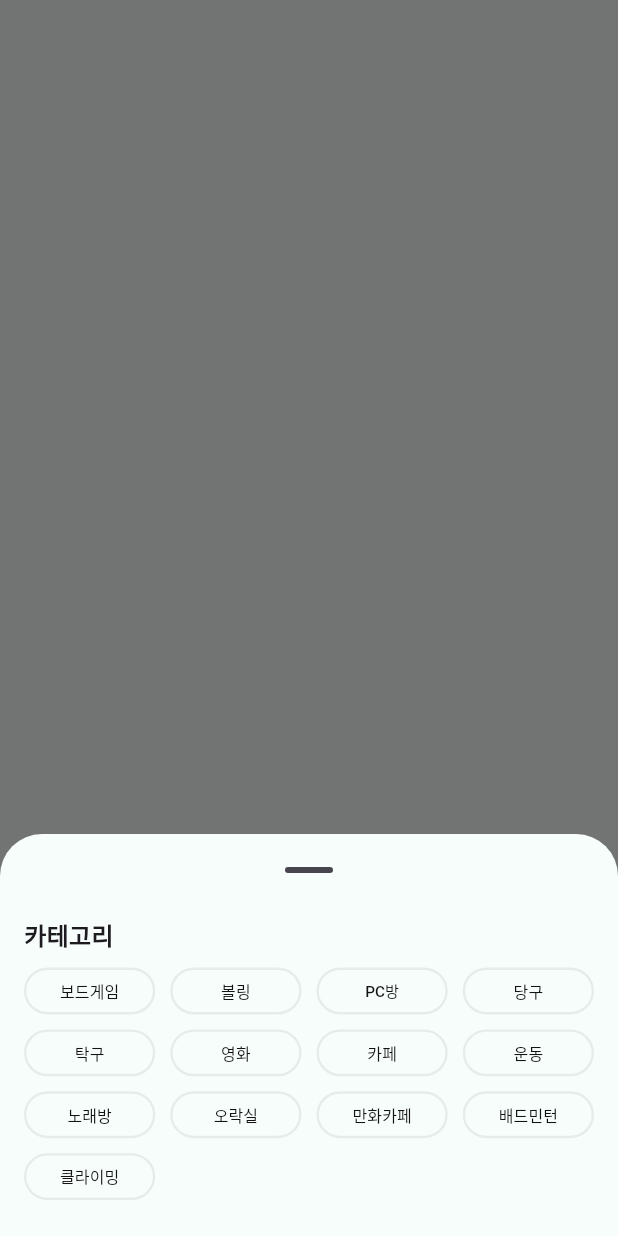
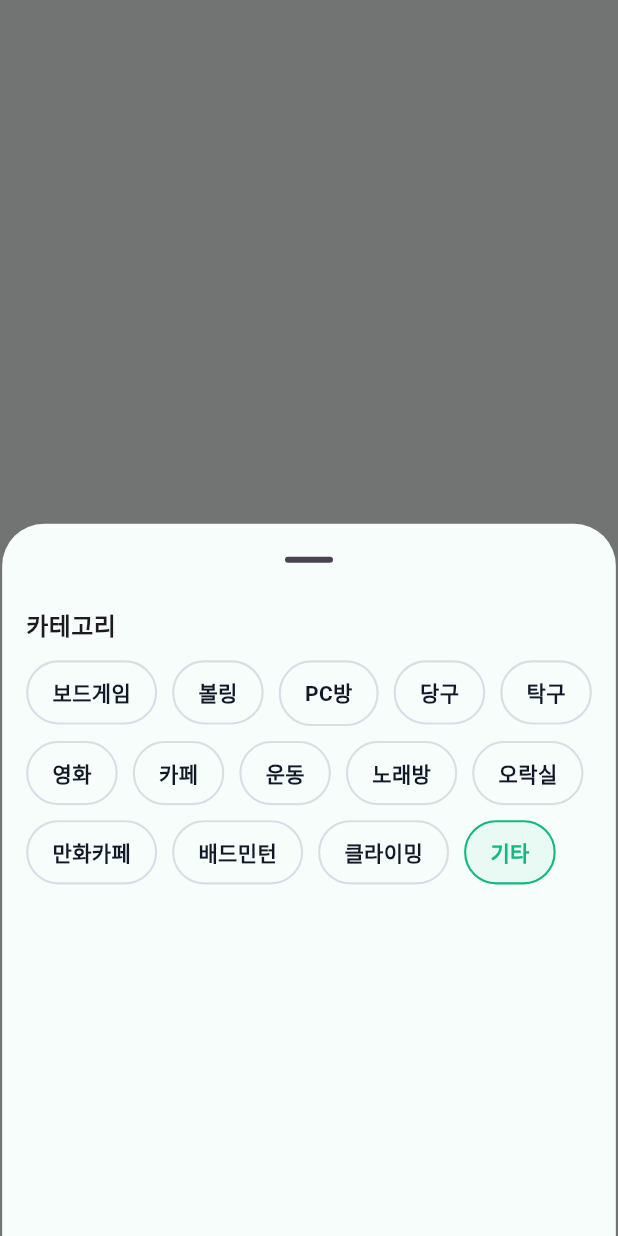
Before and after one commit to widewoods/madcamp_lounge_frontend, a Flutter app: what showPickCategorySheet() shows on an empty page, opened directly, on a phone screen of 412 x 824 dp. Run offline on Flutter 3.47's test engine with Material 3 defaults, Android fonts, the phone set to English and light mode, and no system bars; our stand-ins replace flutter_riverpod, flutter_secure_storage, geolocator, pool; missing offline and left inert: flutter_naver_map, stomp_dart_client; accounts and stored records are empty; network calls fail; Roboto replaces fonts that are missing (Pretendard).

Commit message:
UX개선

```diff
--- a/lib/features/party/ui/widgets/pick_category_sheet.dart
+++ b/lib/features/party/ui/widgets/pick_category_sheet.dart
@@ -1,72 +1,171 @@
 import 'package:flutter/material.dart';
-import 'package:madcamp_lounge/gradient_button.dart';
 import 'package:madcamp_lounge/theme.dart';
 
 import '../../../recommend/model/recommend_category.dart';
 
-/// BottomSheet that lets user pick a category using chip-like buttons.
-/// - 4 items per row
-/// - returns the selected RecommendCategory (or null if dismissed)
-Future<RecommendCategory?> showPickCategorySheet(BuildContext context) {
-  return showModalBottomSheet<RecommendCategory>(
+Future<String?> showPickCategorySheet(BuildContext context) {
+  return showModalBottomSheet<String>(
     context: context,
     showDragHandle: true,
     isScrollControlled: true,
-    constraints: BoxConstraints(
-      maxHeight: MediaQuery.of(context).size.height * 0.55, // same feel as time sheet
+    backgroundColor: Theme.of(context).bottomSheetTheme.backgroundColor,
+    builder: (sheetCtx) {
+      return Padding(
+        padding: EdgeInsets.only(
+          bottom: MediaQuery.of(sheetCtx).viewInsets.bottom, // ✅ 키보드 높이
         ),
-    builder: (sheetContext) => SafeArea(
-      child: Padding(
+        child: const _PickCategorySheetBody(),
+      );
+    },
+  );
+}
+
+class _PickCategorySheetBody extends StatefulWidget {
+  const _PickCategorySheetBody({super.key});
+
+  @override
+  State<_PickCategorySheetBody> createState() => _PickCategorySheetBodyState();
+}
+
+class _PickCategorySheetBodyState extends State<_PickCategorySheetBody> {
+  final _etcController = TextEditingController();
+  final _etcFocus = FocusNode();
+  bool _showEtcInput = false;
+
+  @override
+  void dispose() {
+    _etcController.dispose();
+    _etcFocus.dispose();
+    super.dispose();
+  }
+
+  void _select(String value) => Navigator.pop(context, value);
+
+  void _openEtc() {
+    setState(() => _showEtcInput = true);
+    Future.microtask(() => _etcFocus.requestFocus());
+  }
+
+  void _submitEtc() {
+    final text = _etcController.text.trim();
+    if (text.isEmpty) return;
+    _select(text);
+  }
+
+  @override
+  Widget build(BuildContext context) {
+    final categories = recommendCategories;
+
+    return SafeArea(
+      top: false,
+      child: DraggableScrollableSheet(
+        expand: false,
+        initialChildSize: 0.55,
+        minChildSize: 0.35,
+        maxChildSize: 0.85,
+        builder: (context, scrollController) {
+          return SingleChildScrollView(
+            controller: scrollController,
             padding: const EdgeInsets.fromLTRB(16, 8, 16, 24),
             child: Column(
-          mainAxisSize: MainAxisSize.min,
               crossAxisAlignment: CrossAxisAlignment.start,
               children: [
-            const Text(
-              "카테고리",
-              style: TextStyle(fontSize: 16, fontWeight: FontWeight.w800),
+                const Text("카테고리",
+                    style: TextStyle(fontSize: 16, fontWeight: FontWeight.w800)),
+                const SizedBox(height: 12),
+
+                Wrap(
+                  spacing: 10,
+                  runSpacing: 10,
+                  children: [
+                    ...categories.map((c) => _CategoryChip(
+                      label: c.title,
+                      onTap: () => _select(c.id),
+                    )),
+                    _CategoryChip(
+                      label: '기타',
+                      onTap: _openEtc,
+                      emphasized: true,
                     ),
-            const SizedBox(height: 10),
+                  ],
+                ),
 
-            Flexible(
-              child: GridView.builder(
-                shrinkWrap: true,
-                itemCount: recommendCategories.length,
-                gridDelegate: const SliverGridDelegateWithFixedCrossAxisCount(
-                  crossAxisCount: 4,
-                  mainAxisSpacing: 10,
-                  crossAxisSpacing: 10,
-                  childAspectRatio: 2.8,
-                ),
-                itemBuilder: (_, i) {
-                  final c = recommendCategories[i];
-
-                  return OutlinedButton(
-                    style: OutlinedButton.styleFrom(
-                      padding: const EdgeInsets.symmetric(horizontal: 10, vertical: 8),
-                      shape: RoundedRectangleBorder(
-                        borderRadius: BorderRadius.circular(999),
+                if (_showEtcInput) ...[
+                  const SizedBox(height: 14),
+                  Row(
+                    children: [
+                      Expanded(
+                        child: TextField(
+                          controller: _etcController,
+                          focusNode: _etcFocus,
+                          textInputAction: TextInputAction.done,
+                          onSubmitted: (_) => _submitEtc(),
+                          decoration: const InputDecoration(
+                            hintText: '카테고리를 입력하세요',
                           ),
                         ),
-                    onPressed: () => Navigator.pop(sheetContext, c),
-                    child: FittedBox(
-                      fit: BoxFit.scaleDown,
-                      child: Text(
-                        c.title,
-                        maxLines: 1,
-                        overflow: TextOverflow.ellipsis,
-                        style: TextStyle(
-                          color: Color(0xFF131313),
                       ),
+                      const SizedBox(width: 10),
+                      FilledButton(
+                        onPressed: _submitEtc,
+                        child: const Text('완료'),
                       ),
+                      const SizedBox(height: 6),
+                      TextButton(
+                        onPressed: () {
+                          setState(() {
+                            _showEtcInput = false;
+                            _etcController.clear();
+                          });
+                        },
+                        child: const Text('취소', style: TextStyle(color: kPrimary),),
+                      ),
+                    ],
+                  ),
+                ],
+              ],
             ),
           );
         },
       ),
+    );
+  }
+}
+
+class _CategoryChip extends StatelessWidget {
+  const _CategoryChip({
+    required this.label,
+    required this.onTap,
+    this.emphasized = false,
+  });
+
+  final String label;
+  final VoidCallback onTap;
+  final bool emphasized;
+
+  @override
+  Widget build(BuildContext context) {
+    return InkWell(
+      borderRadius: BorderRadius.circular(999),
+      onTap: onTap,
+      child: Container(
+        padding: const EdgeInsets.symmetric(horizontal: 16, vertical: 10),
+        decoration: BoxDecoration(
+          borderRadius: BorderRadius.circular(999),
+          border: Border.all(
+            color: emphasized ? Theme.of(context).primaryColor : const Color(0xFFDADDE5),
+            width: 1.4,
           ),
-          ],
+          color: emphasized ? Theme.of(context).primaryColor.withOpacity(0.06) : Colors.transparent,
+        ),
+        child: Text(
+          label,
+          style: TextStyle(
+            fontWeight: FontWeight.w700,
+            color: emphasized ? Theme.of(context).primaryColor : const Color(0xFF111827),
           ),
         ),
       ),
     );
   }
+}
--- a/lib/features/recommend/state/recommend_providers.dart
+++ b/lib/features/recommend/state/recommend_providers.dart
@@ -23,7 +23,7 @@ final allPlacesProvider = FutureProvider<Map<String, List<Place>>>((ref) async {
     final results = await RecommendSearchService.searchNearby(
       pos: pos,
       categoryKeyword: category.keyword,
-      radiusKm: 4,
+      radiusKm: 3,
     );
 
     final places = results
```
Also changed, not shown: lib/features/party/model/party.dart (+7 -1 lines), lib/features/party/ui/widgets/create_party_dialog.dart (+5 -4 lines), lib/features/party/ui/widgets/party_card.dart (+4 -5 lines), lib/pages/login.dart (+6 -1 lines), lib/pages/main_page.dart (+7 -1 lines), pubspec.lock. Lines whose indentation alone changed are shown as unchanged.
